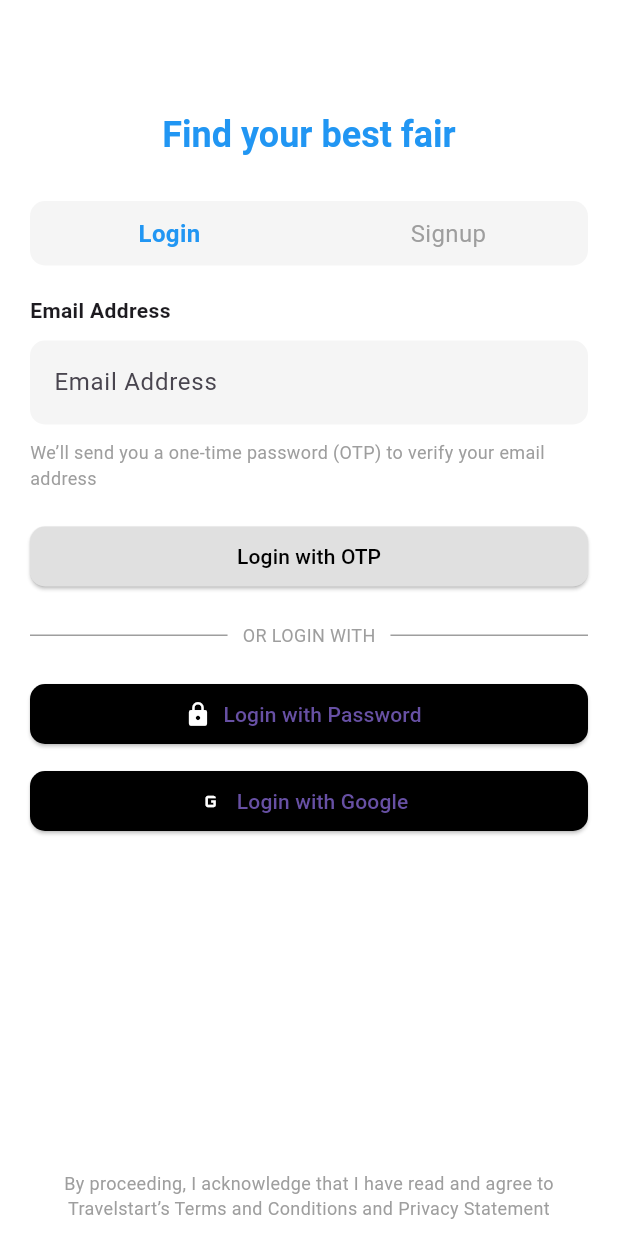
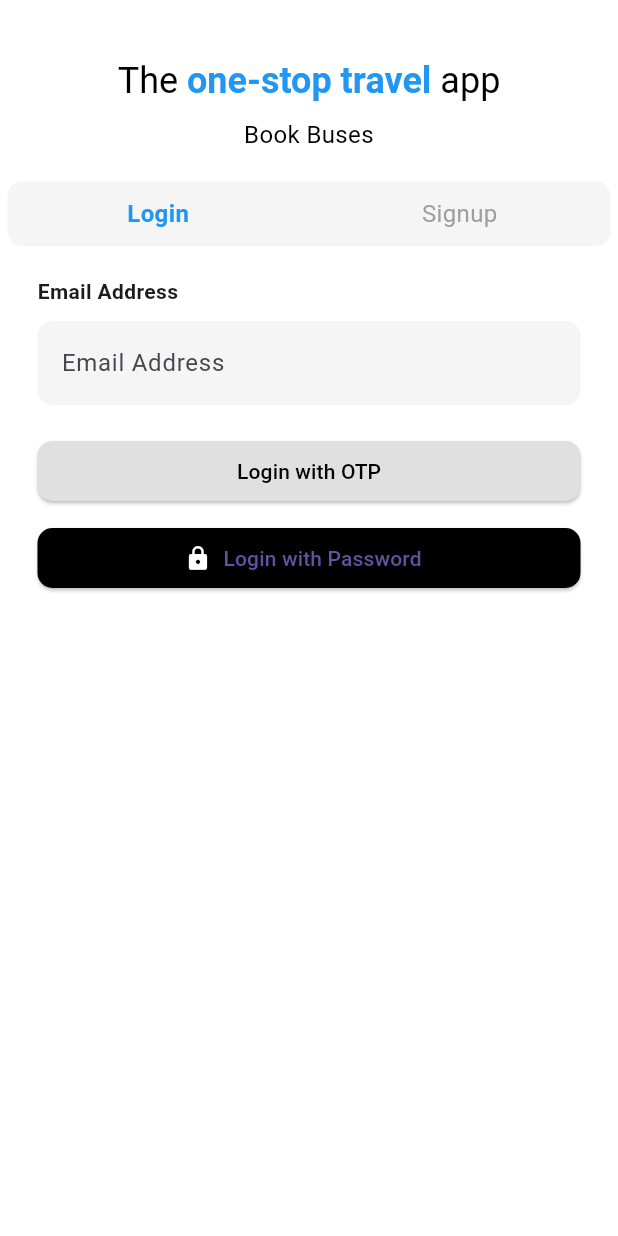
Before and after one commit to sanjaii1/fairyaatra, a Flutter app: the screen it shows after launch, on a phone screen of 412 x 824 dp. Run offline on Flutter 3.47's test engine with Material 3 defaults, Android fonts, the phone set to English and light mode, and no system bars.

Commit message:
updated login page

```diff
--- a/lib/main.dart
+++ b/lib/main.dart
@@ -1,4 +1,3 @@
-import 'package:fairyaatra/src/feature/home/views/home.dart';
 import 'package:fairyaatra/src/feature/login/views/login.dart';
 import 'package:flutter/material.dart';
 
@@ -13,7 +12,7 @@ class MyApp extends StatelessWidget {
   Widget build(BuildContext context) {
     return MaterialApp(
       debugShowCheckedModeBanner: false,
-      home: LoginPage(),
+      home: AuthPage(),
     );
   }
 }
--- a/lib/src/feature/home/views/home.dart
+++ b/lib/src/feature/home/views/home.dart
@@ -1,10 +1,8 @@
-import 'package:fairyaatra/src/feature/home/widget/dateWidget.dart';
-import 'package:fairyaatra/src/feature/home/widget/detailWidget.dart';
 import 'package:fairyaatra/src/feature/home/widget/flightSearchWidget.dart';
 import 'package:fairyaatra/src/feature/home/widget/hotelWidget.dart';
-import 'package:fairyaatra/src/feature/home/widget/locationWidget.dart';
+
 import 'package:fairyaatra/src/feature/home/widget/sidebar.dart';
-import 'package:fairyaatra/src/feature/search/views/search.dart';
+
 import 'package:flutter/material.dart';
 
 class FlightSearchPage extends StatefulWidget {
--- a/lib/src/feature/login/views/login.dart
+++ b/lib/src/feature/login/views/login.dart
@@ -1,109 +1,142 @@
-import 'package:fairyaatra/src/feature/home/views/home.dart';
+import 'package:fairyaatra/src/feature/login/widget/loginWidget.dart';
+import 'package:fairyaatra/src/feature/login/widget/signupWidget.dart';
 import 'package:flutter/material.dart';
 
-class MyApp extends StatelessWidget {
-  const MyApp({super.key});
+class AuthPage extends StatefulWidget {
+  @override
+  _AuthPageState createState() => _AuthPageState();
+}
+
+class _AuthPageState extends State<AuthPage> {
+  bool isLogin = true; // Determines whether to show Login or Signup
+
+  void toggleAuthMode() {
+    setState(() {
+      isLogin = !isLogin;
+    });
+  }
 
   @override
   Widget build(BuildContext context) {
-    return MaterialApp(
-      debugShowCheckedModeBanner: false,
-      home: LoginPage(),
-    );
-  }
-}
-
-class LoginPage extends StatelessWidget {
-  @override
-  Widget build(BuildContext context) {
     return Scaffold(
+      resizeToAvoidBottomInset: true,
       backgroundColor: Colors.white,
-      appBar: AppBar(
-        elevation: 0,
-        backgroundColor: Colors.transparent,
-        // leading: const Icon(
-        //   Icons.close,
-        //   color: Colors.black,
+      // appBar: AppBar(
+      //   elevation: 0,
+      //   backgroundColor: Colors.transparent,
+      //   // leading: const Icon(
+      //   //   Icons.close,
+      //   //   color: Colors.black,
+      //   // ),
       // ),
+      body: SafeArea(
+        child: LayoutBuilder(builder: (context, constraints) {
+          return SingleChildScrollView(
+            child: ConstrainedBox(
+              constraints: BoxConstraints(
+                minHeight: constraints.maxHeight,
               ),
-      body: Padding(
-        padding: const EdgeInsets.symmetric(horizontal: 20),
+              child: IntrinsicHeight(
+                child: Padding(
+                  padding: EdgeInsets.only(left: 5, right: 5, top: 20),
                   child: Column(
                     crossAxisAlignment: CrossAxisAlignment.stretch,
                     children: [
                       const SizedBox(height: 20),
+                      // Header
                       RichText(
                         textAlign: TextAlign.center,
                         text: const TextSpan(
                           children: [
-                  // TextSpan(
-                  //   text: "",
-                  //   style: TextStyle(
-                  //     fontSize: 24,
-                  //     color: Colors.black,
-                  //     fontWeight: FontWeight.normal,
-                  //   ),
-                  // ),
                             TextSpan(
-                    text: "Find your best fair",
+                              text: "The ",
+                              style: TextStyle(
+                                fontSize: 24,
+                                color: Colors.black,
+                                fontWeight: FontWeight.normal,
+                              ),
+                            ),
+                            TextSpan(
+                              text: "one-stop travel ",
                               style: TextStyle(
                                 fontSize: 24,
                                 color: Colors.blue,
                                 fontWeight: FontWeight.bold,
                               ),
                             ),
-                  // TextSpan(
-                  //   text: "",
-                  //   style: TextStyle(
-                  //     fontSize: 24,
-                  //     color: Colors.black,
-                  //     fontWeight: FontWeight.normal,
-                  //   ),
-                  // ),
+                            TextSpan(
+                              text: "app",
+                              style: TextStyle(
+                                fontSize: 24,
+                                color: Colors.black,
+                                fontWeight: FontWeight.normal,
+                              ),
+                            ),
                           ],
                         ),
                       ),
                       const SizedBox(height: 10),
-            // const Text(
-            //   "Book Buses",
-            //   textAlign: TextAlign.center,
-            //   style: TextStyle(
-            //     fontSize: 16,
-            //     color: Colors.black,
-            //   ),
-            // ),
+                      const Text(
+                        "Book Buses",
+                        textAlign: TextAlign.center,
+                        style: TextStyle(
+                          fontSize: 16,
+                          color: Colors.black,
+                        ),
+                      ),
                       const SizedBox(height: 20),
+                      // Toggle Tabs
                       Container(
                         decoration: BoxDecoration(
                           color: const Color(0xFFF5F5F5),
                           borderRadius: BorderRadius.circular(10),
                         ),
                         child: Row(
-                children: const [
+                          children: [
                             Expanded(
+                              child: GestureDetector(
+                                onTap: () {
+                                  setState(() {
+                                    isLogin = true;
+                                  });
+                                },
                                 child: Padding(
-                      padding: EdgeInsets.all(10),
+                                  padding: const EdgeInsets.all(10),
                                   child: Text(
                                     "Login",
                                     textAlign: TextAlign.center,
                                     style: TextStyle(
                                       fontSize: 16,
-                          color: Colors.blue,
-                          fontWeight: FontWeight.bold,
+                                      color:
+                                          isLogin ? Colors.blue : Colors.grey,
+                                      fontWeight: isLogin
+                                          ? FontWeight.bold
+                                          : FontWeight.normal,
+                                    ),
                                   ),
                                 ),
                               ),
                             ),
                             Expanded(
+                              child: GestureDetector(
+                                onTap: () {
+                                  setState(() {
+                                    isLogin = false;
+                                  });
+                                },
                                 child: Padding(
-                      padding: EdgeInsets.all(10),
+                                  padding: const EdgeInsets.all(10),
                                   child: Text(
                                     "Signup",
                                     textAlign: TextAlign.center,
                                     style: TextStyle(
                                       fontSize: 16,
-                          color: Colors.grey,
-                          fontWeight: FontWeight.normal,
+                                      color:
+                                          isLogin ? Colors.grey : Colors.blue,
+                                      fontWeight: isLogin
+                                          ? FontWeight.normal
+                                          : FontWeight.bold,
+                                    ),
                                   ),
                                 ),
                               ),
@@ -112,115 +145,17 @@ class LoginPage extends StatelessWidget {
                         ),
                       ),
                       const SizedBox(height: 20),
-            const Text(
-              "Email Address",
-              style: TextStyle(fontSize: 14, fontWeight: FontWeight.bold),
+                      // Toggle Content
+                      Expanded(
+                        child: isLogin ? LoginPage() : SignupPage(),
                       ),
-            const SizedBox(height: 10),
-            TextField(
-              decoration: InputDecoration(
-                hintText: "Email Address",
-                filled: true,
-                fillColor: const Color(0xFFF5F5F5),
-                border: OutlineInputBorder(
-                  borderRadius: BorderRadius.circular(10),
-                  borderSide: BorderSide.none,
+                    ],
                   ),
                 ),
               ),
-            const SizedBox(height: 10),
-            const Text(
-              "We’ll send you a one-time password (OTP) to verify your email address",
-              style: TextStyle(fontSize: 12, color: Colors.grey),
-            ),
-            const SizedBox(height: 20),
-            ElevatedButton(
-              onPressed: () {
-                Navigator.push(
-                  context,
-                  PageRouteBuilder(
-                    pageBuilder: (context, animation, secondaryAnimation) =>
-                        const FlightSearchPage(),
-                    transitionsBuilder:
-                        (context, animation, secondaryAnimation, child) {
-                      const begin = Offset(1.0, 0.0); // Start from the right
-                      const end = Offset.zero; // End at the current position
-                      const curve = Curves.easeInOut;
-
-                      var tween = Tween(begin: begin, end: end)
-                          .chain(CurveTween(curve: curve));
-                      var offsetAnimation = animation.drive(tween);
-
-                      return SlideTransition(
-                        position: offsetAnimation,
-                        child: child,
-                      );
-                    },
             ),
           );
-              },
-              style: ElevatedButton.styleFrom(
-                backgroundColor: Colors.grey.shade300,
-                shape: RoundedRectangleBorder(
-                  borderRadius: BorderRadius.circular(10),
-                ),
-              ),
-              child: const Text(
-                "Login with OTP",
-                style: TextStyle(color: Colors.black),
-              ),
-            ),
-            const SizedBox(height: 20),
-            const Row(
-              children: [
-                Expanded(
-                  child: Divider(color: Colors.grey),
-                ),
-                Padding(
-                  padding: EdgeInsets.symmetric(horizontal: 10),
-                  child: Text(
-                    "OR LOGIN WITH",
-                    style: TextStyle(color: Colors.grey, fontSize: 12),
-                  ),
-                ),
-                Expanded(
-                  child: Divider(color: Colors.grey),
-                ),
-              ],
-            ),
-            const SizedBox(height: 20),
-            ElevatedButton.icon(
-              onPressed: () {},
-              icon: const Icon(Icons.lock, color: Colors.white),
-              label: const Text("Login with Password"),
-              style: ElevatedButton.styleFrom(
-                backgroundColor: Colors.black,
-                shape: RoundedRectangleBorder(
-                  borderRadius: BorderRadius.circular(10),
-                ),
-              ),
-            ),
-            const SizedBox(height: 10),
-            ElevatedButton.icon(
-              onPressed: () {},
-              icon: const Icon(Icons.g_mobiledata, color: Colors.white),
-              label: const Text("Login with Google"),
-              style: ElevatedButton.styleFrom(
-                backgroundColor: Colors.black,
-                shape: RoundedRectangleBorder(
-                  borderRadius: BorderRadius.circular(10),
-                ),
-              ),
-            ),
-            const Spacer(),
-            const Text(
-              "By proceeding, I acknowledge that I have read and agree to Travelstart’s Terms and Conditions and Privacy Statement",
-              textAlign: TextAlign.center,
-              style: TextStyle(color: Colors.grey, fontSize: 12),
-            ),
-            const SizedBox(height: 10),
-          ],
-        ),
+        }),
       ),
     );
   }
--- /dev/null
+++ b/lib/src/feature/login/widget/loginWidget.dart
@@ -0,0 +1,82 @@
+import 'package:fairyaatra/src/feature/home/views/home.dart';
+import 'package:flutter/material.dart';
+
+class LoginPage extends StatelessWidget {
+  @override
+  Widget build(BuildContext context) {
+    return Padding(
+      padding: const EdgeInsets.symmetric(horizontal: 20),
+      child: Column(
+        crossAxisAlignment: CrossAxisAlignment.stretch,
+        children: [
+          const Text(
+            "Email Address",
+            style: TextStyle(fontSize: 14, fontWeight: FontWeight.bold),
+          ),
+          const SizedBox(height: 10),
+          TextField(
+            decoration: InputDecoration(
+              hintText: "Email Address",
+              filled: true,
+              fillColor: const Color(0xFFF5F5F5),
+              border: OutlineInputBorder(
+                borderRadius: BorderRadius.circular(10),
+                borderSide: BorderSide.none,
+              ),
+            ),
+          ),
+          const SizedBox(height: 20),
+          ElevatedButton(
+            onPressed: () {
+              Navigator.push(
+                context,
+                PageRouteBuilder(
+                  pageBuilder: (context, animation, secondaryAnimation) =>
+                      const FlightSearchPage(),
+                  transitionsBuilder:
+                      (context, animation, secondaryAnimation, child) {
+                    const begin = Offset(1.0, 0.0); // Start from the right
+                    const end = Offset.zero; // End at the current position
+                    const curve = Curves.easeInOut;
+
+                    var tween = Tween(begin: begin, end: end)
+                        .chain(CurveTween(curve: curve));
+                    var offsetAnimation = animation.drive(tween);
+
+                    return SlideTransition(
+                      position: offsetAnimation,
+                      child: child,
+                    );
+                  },
+                ),
+              );
+            },
+            style: ElevatedButton.styleFrom(
+              backgroundColor: Colors.grey.shade300,
+              shape: RoundedRectangleBorder(
+                borderRadius: BorderRadius.circular(10),
+              ),
+            ),
+            child: const Text(
+              "Login with OTP",
+              style: TextStyle(color: Colors.black),
+            ),
+          ),
+          const SizedBox(height: 10),
+          ElevatedButton.icon(
+            onPressed: () {},
+            icon: const Icon(Icons.lock, color: Colors.white),
+            label: const Text("Login with Password"),
+            style: ElevatedButton.styleFrom(
+              backgroundColor: Colors.black,
+              shape: RoundedRectangleBorder(
+                borderRadius: BorderRadius.circular(10),
+              ),
+            ),
+          ),
+          const SizedBox(height: 20),
+        ],
+      ),
+    );
+  }
+}
```
Also changed, not shown: lib/src/feature/login/widget/signupWidget.dart (added, +64 -0 lines). Lines whose indentation alone changed are shown as unchanged.
